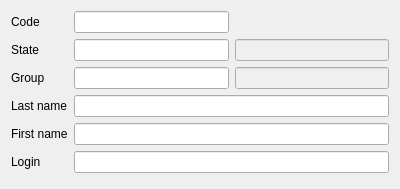
Above: Editors/ce5user.ui from End1-1/Cafe5 before the change. Below: the same form after it.
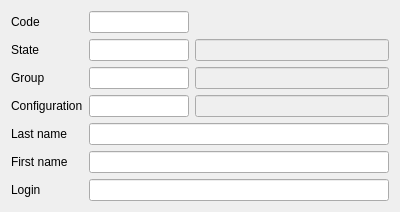
That is the form after the change. Custom widgets are drawn as their Qt base class.

What changed in the file:
```diff
--- a/Editors/ce5user.ui
+++ b/Editors/ce5user.ui
@@ -14,10 +14,13 @@
    <string>Form</string>
   </property>
   <layout class="QGridLayout" name="gridLayout">
-   <item row="2" column="0">
-    <widget class="QLabel" name="label_2">
-     <property name="text">
-      <string>Group</string>
+   <item row="4" column="1" colspan="2">
+    <widget class="C5LineEditWithSelector" name="lineEdit_4">
+     <property name="Field" stdset="0">
+      <string>f_last</string>
+     </property>
+     <property name="Check" stdset="0">
+      <string>empty=&quot;Last name&quot;</string>
      </property>
     </widget>
    </item>
@@ -30,6 +33,12 @@
    </item>
    <item row="2" column="1">
     <widget class="C5LineEditWithSelector" name="leGroup">
+     <property name="maximumSize">
+      <size>
+       <width>100</width>
+       <height>16777215</height>
+      </size>
+     </property>
      <property name="Field" stdset="0">
       <string>f_group</string>
      </property>
@@ -41,21 +50,14 @@
      </property>
     </widget>
    </item>
-   <item row="2" column="2">
-    <widget class="C5LineEditWithSelector" name="leGroupName">
-     <property name="enabled">
-      <bool>false</bool>
-     </property>
-     <property name="focusPolicy">
-      <enum>Qt::NoFocus</enum>
-     </property>
-     <property name="FieldRef" stdset="0">
-      <string>f_groupname</string>
-     </property>
-    </widget>
-   </item>
    <item row="0" column="1">
     <widget class="C5LineEditWithSelector" name="leCode">
+     <property name="maximumSize">
+      <size>
+       <width>100</width>
+       <height>16777215</height>
+      </size>
+     </property>
      <property name="Field" stdset="0">
       <string>f_id</string>
      </property>
@@ -64,45 +66,7 @@
      </property>
     </widget>
    </item>
-   <item row="3" column="0">
-    <widget class="QLabel" name="label_3">
-     <property name="text">
-      <string>Last name</string>
-     </property>
-    </widget>
-   </item>
-   <item row="3" column="1" colspan="2">
-    <widget class="C5LineEditWithSelector" name="lineEdit_4">
-     <property name="Field" stdset="0">
-      <string>f_last</string>
-     </property>
-     <property name="Check" stdset="0">
-      <string>empty=&quot;Last name&quot;</string>
-     </property>
-    </widget>
-   </item>
-   <item row="5" column="0">
-    <widget class="QLabel" name="label_5">
-     <property name="text">
-      <string>Login</string>
-     </property>
-    </widget>
-   </item>
    <item row="5" column="1" colspan="2">
-    <widget class="C5LineEditWithSelector" name="leLogin">
-     <property name="Field" stdset="0">
-      <string>f_login</string>
-     </property>
-    </widget>
-   </item>
-   <item row="4" column="0">
-    <widget class="QLabel" name="label_4">
-     <property name="text">
-      <string>First name</string>
-     </property>
-    </widget>
-   </item>
-   <item row="4" column="1" colspan="2">
     <widget class="C5LineEditWithSelector" name="lineEdit_5">
      <property name="Field" stdset="0">
       <string>f_first</string>
@@ -112,6 +76,26 @@
      </property>
     </widget>
    </item>
+   <item row="1" column="2">
+    <widget class="C5LineEditWithSelector" name="leStateName">
+     <property name="enabled">
+      <bool>false</bool>
+     </property>
+     <property name="focusPolicy">
+      <enum>Qt::NoFocus</enum>
+     </property>
+     <property name="FieldRef" stdset="0">
+      <string>f_statename</string>
+     </property>
+    </widget>
+   </item>
+   <item row="6" column="0">
+    <widget class="QLabel" name="label_5">
+     <property name="text">
+      <string>Login</string>
+     </property>
+    </widget>
+   </item>
    <item row="1" column="0">
     <widget class="QLabel" name="label_6">
      <property name="text">
@@ -119,8 +103,34 @@
      </property>
     </widget>
    </item>
+   <item row="2" column="2">
+    <widget class="C5LineEditWithSelector" name="leGroupName">
+     <property name="enabled">
+      <bool>false</bool>
+     </property>
+     <property name="focusPolicy">
+      <enum>Qt::NoFocus</enum>
+     </property>
+     <property name="FieldRef" stdset="0">
+      <string>f_groupname</string>
+     </property>
+    </widget>
+   </item>
+   <item row="5" column="0">
+    <widget class="QLabel" name="label_4">
+     <property name="text">
+      <string>First name</string>
+     </property>
+    </widget>
+   </item>
    <item row="1" column="1">
     <widget class="C5LineEditWithSelector" name="leState">
+     <property name="maximumSize">
+      <size>
+       <width>100</width>
+       <height>16777215</height>
+      </size>
+     </property>
      <property name="Field" stdset="0">
       <string>f_state</string>
      </property>
@@ -135,8 +145,52 @@
      </property>
     </widget>
    </item>
-   <item row="1" column="2">
-    <widget class="C5LineEditWithSelector" name="leStateName">
+   <item row="6" column="1" colspan="2">
+    <widget class="C5LineEditWithSelector" name="leLogin">
+     <property name="Field" stdset="0">
+      <string>f_login</string>
+     </property>
+    </widget>
+   </item>
+   <item row="2" column="0">
+    <widget class="QLabel" name="label_2">
+     <property name="text">
+      <string>Group</string>
+     </property>
+    </widget>
+   </item>
+   <item row="4" column="0">
+    <widget class="QLabel" name="label_3">
+     <property name="text">
+      <string>Last name</string>
+     </property>
+    </widget>
+   </item>
+   <item row="3" column="0">
+    <widget class="QLabel" name="label_7">
+     <property name="text">
+      <string>Configuration</string>
+     </property>
+    </widget>
+   </item>
+   <item row="3" column="1">
+    <widget class="C5LineEditWithSelector" name="leConfig">
+     <property name="maximumSize">
+      <size>
+       <width>100</width>
+       <height>16777215</height>
+      </size>
+     </property>
+     <property name="Field" stdset="0">
+      <string>f_config</string>
+     </property>
+     <property name="Type" stdset="0">
+      <string>1</string>
+     </property>
+    </widget>
+   </item>
+   <item row="3" column="2">
+    <widget class="C5LineEditWithSelector" name="leConfigName">
      <property name="enabled">
       <bool>false</bool>
      </property>
@@ -144,7 +198,7 @@
       <enum>Qt::NoFocus</enum>
      </property>
      <property name="FieldRef" stdset="0">
-      <string>f_statename</string>
+      <string>f_configname</string>
      </property>
     </widget>
    </item>
```
